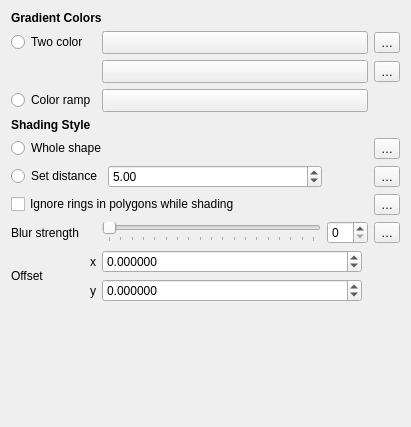
Qt form src/ui/symbollayer/widget_shapeburstfill.ui (qgis/QGIS) before a commit.
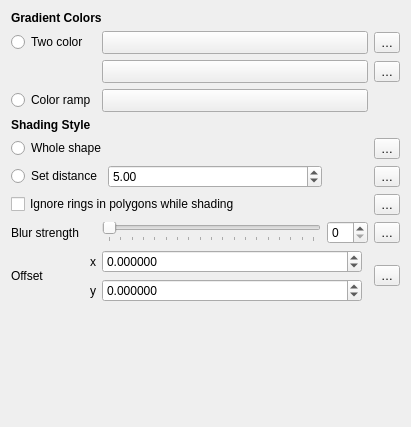
The same form after that commit. Custom widgets are drawn as their Qt base class.

Commit message:
[FEATURE][symbology] Allow data-defined offset for fill symbol layers
Any fill symbol layer which supports offsetting polygons (i.e. simple
fills, raster image fills, shapeburst and gradent fills) now allows
for data-defined offsets

What changed in the file:
```diff
--- a/src/ui/symbollayer/widget_shapeburstfill.ui
+++ b/src/ui/symbollayer/widget_shapeburstfill.ui
@@ -411,6 +411,13 @@
      </item>
     </layout>
    </item>
+   <item row="10" column="4">
+    <widget class="QgsPropertyOverrideButton" name="mOffsetDDBtn">
+     <property name="text">
+      <string>…</string>
+     </property>
+    </widget>
+   </item>
   </layout>
   <zorder>btnColorRamp</zorder>
   <zorder>label</zorder>
```
Left out of the diff: 1 changed line with no effect on the pictures. The commit also changes 12 other files.
